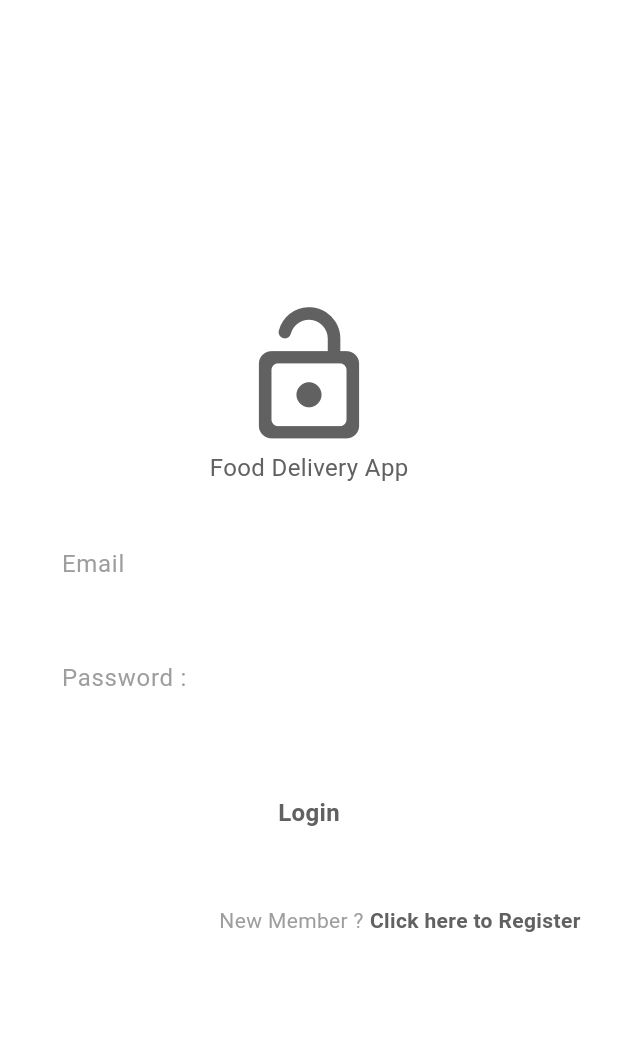
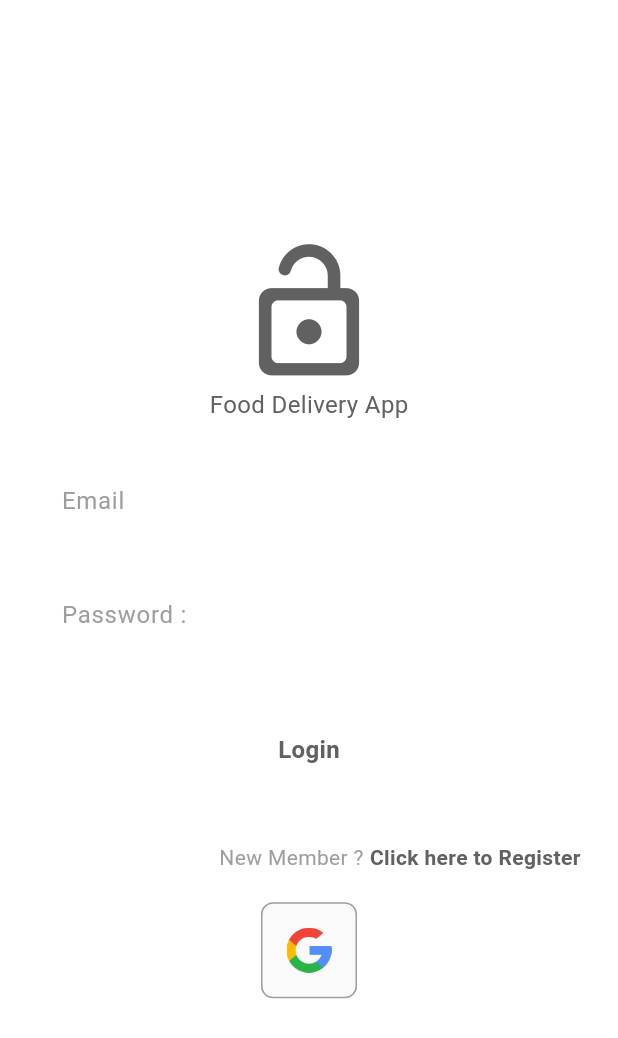
Before and after one commit to TharushiSewmini/food_d_app, a Flutter app: the screen it shows after launch, on a phone screen of 412 x 824 dp. Shown: the top 1038 px of the screen. Run offline on Flutter 3.47's test engine with Material 3 defaults, Android fonts, the light colour scheme and no system bars; our stand-ins replace google_sign_in.

Commit message:
Adding new files

```diff
--- a/lib/pages/home_page.dart
+++ b/lib/pages/home_page.dart
@@ -15,6 +15,7 @@ class _HomePageState extends State<HomePage> {
     return Scaffold(
       appBar: AppBar(
         title: Text('Home'),
+        centerTitle: true,
       ),
       drawer: Drawer(
         backgroundColor: Theme.of(context).colorScheme.background,
--- a/lib/pages/login_Page.dart
+++ b/lib/pages/login_Page.dart
@@ -1,3 +1,5 @@
+import 'dart:ui';
+
 import 'package:flutter/material.dart';
 import 'package:food_d_app/componenets/my_Button.dart';
 import 'package:food_d_app/componenets/my_textfield.dart';
@@ -101,7 +103,37 @@ class _LoginPageState extends State<LoginPage> {
                     ),
                   )
                 ],
+              ),
+              const SizedBox(
+                height: 20,
+              ),
+              GestureDetector(
+                  child: Container(
+                padding: EdgeInsets.all(16),
+                decoration: BoxDecoration(
+                    color: Theme.of(context)
+                        .colorScheme
+                        .secondary
+                        .withOpacity(0.5),
+                    borderRadius: BorderRadius.circular(8),
+                    border: Border.all(
+                        color: Theme.of(context).colorScheme.primary)),
+                child: Image.asset(
+                  "lib/assets/images/google.png",
+                  height: 30,
+                  width: 30,
+                  fit: BoxFit.cover,
+                ),
               )
+
+                  // Text(
+                  //   'Google Signin',
+                  //   textAlign: TextAlign.center,
+                  //   style: TextStyle(
+                  //       color: Theme.of(context).colorScheme.primary,
+                  //       fontWeight: FontWeight.w700),
+                  // ),
+                  )
             ]),
           ),
         ),
--- a/pubspec.yaml
+++ b/pubspec.yaml
@@ -36,6 +36,7 @@ dependencies:
   # Use with the CupertinoIcons class for iOS style icons.
   cupertino_icons: ^1.0.2
   provider: ^6.1.2
+  google_sign_in: ^6.2.1
 
 dev_dependencies:
   flutter_test:
@@ -60,8 +61,8 @@ flutter:
   uses-material-design: true
 
   # To add assets to your application, add an assets section, like this:
-  # assets:
-  #   - images/a_dot_burr.jpeg
+  assets:
+   - lib/assets/images/
   #   - images/a_dot_ham.jpeg
 
   # An image asset can refer to one or more resolution-specific "variants", see
```
Also changed, not shown: lib/services/auth_service.dart (added, +17 -0 lines), lib/assets/images/google.png (added), pubspec.lock, 4 other files.
